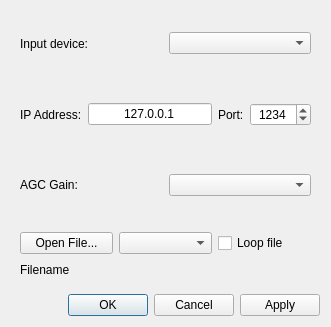
This is gui/setupdialog.ui in KejPi/AbracaDABra as Qt 5 draws it before an edit. The edited form follows.
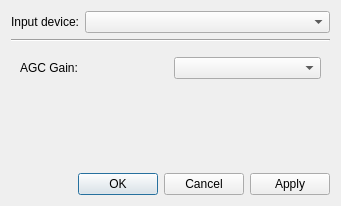
This is the edited form. The open tabs and pages were chosen to show the change.

Commit message: Setup dialog redesign: AGC gain is separated for RTL-SDR and RTL-TCP, some bugs during device switching fixed

```diff
--- a/gui/setupdialog.ui
+++ b/gui/setupdialog.ui
@@ -6,44 +6,75 @@
    <rect>
     <x>0</x>
     <y>0</y>
-    <width>331</width>
-    <height>327</height>
+    <width>341</width>
+    <height>206</height>
    </rect>
   </property>
   <property name="windowTitle">
    <string>Setup</string>
   </property>
-  <layout class="QVBoxLayout" name="verticalLayout">
+  <layout class="QVBoxLayout" name="verticalLayout_4">
    <item>
-    <widget class="QFrame" name="inputDeviceFrame">
-     <property name="frameShape">
-      <enum>QFrame::NoFrame</enum>
-     </property>
-     <property name="frameShadow">
-      <enum>QFrame::Raised</enum>
-     </property>
-     <layout class="QHBoxLayout" name="horizontalLayout">
-      <item>
+    <layout class="QFormLayout" name="formLayout">
+     <item row="0" column="0">
        <widget class="QLabel" name="inputDeviceLabel">
         <property name="text">
          <string>Input device:</string>
         </property>
        </widget>
       </item>
-      <item>
+     <item row="0" column="1">
        <widget class="QComboBox" name="inputCombo"/>
       </item>
      </layout>
+   </item>
+   <item>
+    <widget class="Line" name="line">
+     <property name="orientation">
+      <enum>Qt::Horizontal</enum>
+     </property>
     </widget>
    </item>
    <item>
-    <widget class="QFrame" name="tcpFrame">
-     <property name="frameShape">
-      <enum>QFrame::NoFrame</enum>
+    <widget class="QStackedWidget" name="deviceOptionsWidget">
+     <property name="currentIndex">
+      <number>0</number>
      </property>
-     <property name="frameShadow">
-      <enum>QFrame::Raised</enum>
-     </property>
+     <widget class="QWidget" name="noDevicePage"/>
+     <widget class="QWidget" name="rtlsdrPage">
+      <layout class="QVBoxLayout" name="verticalLayout">
+       <item>
+        <layout class="QHBoxLayout" name="horizontalLayout">
+         <item>
+          <widget class="QLabel" name="rtlsdrAgcGainLabel">
+           <property name="text">
+            <string>AGC Gain:</string>
+           </property>
+          </widget>
+         </item>
+         <item>
+          <widget class="QComboBox" name="rtlsdrGainCombo"/>
+         </item>
+        </layout>
+       </item>
+       <item>
+        <spacer name="verticalSpacer">
+         <property name="orientation">
+          <enum>Qt::Vertical</enum>
+         </property>
+         <property name="sizeHint" stdset="0">
+          <size>
+           <width>20</width>
+           <height>40</height>
+          </size>
+         </property>
+        </spacer>
+       </item>
+      </layout>
+     </widget>
+     <widget class="QWidget" name="rtltcpPage">
+      <layout class="QVBoxLayout" name="verticalLayout_2">
+       <item>
      <layout class="QHBoxLayout" name="horizontalLayout_3">
       <item>
        <widget class="QLabel" name="ipAddrLabel">
@@ -89,43 +120,28 @@
        </widget>
       </item>
      </layout>
-    </widget>
    </item>
    <item>
-    <widget class="QFrame" name="rtlsdrFrame">
-     <property name="frameShape">
-      <enum>QFrame::NoFrame</enum>
-     </property>
-     <property name="frameShadow">
-      <enum>QFrame::Raised</enum>
-     </property>
-     <layout class="QHBoxLayout" name="horizontalLayout_2">
+        <layout class="QHBoxLayout" name="horizontalLayout_4">
       <item>
-       <widget class="QLabel" name="agcGainLabel">
+          <widget class="QLabel" name="rtltcpAgcGainLabel">
         <property name="text">
          <string>AGC Gain:</string>
         </property>
        </widget>
       </item>
       <item>
-       <widget class="QComboBox" name="gainCombo"/>
+          <widget class="QComboBox" name="rtltcpGainCombo"/>
+         </item>
+        </layout>
       </item>
      </layout>
     </widget>
-   </item>
+     <widget class="QWidget" name="rawfilePage">
+      <layout class="QVBoxLayout" name="verticalLayout_3">
    <item>
-    <widget class="QFrame" name="rawFileFrame">
-     <property name="frameShape">
-      <enum>QFrame::NoFrame</enum>
-     </property>
-     <property name="frameShadow">
-      <enum>QFrame::Raised</enum>
-     </property>
-     <layout class="QGridLayout" name="gridLayout">
-      <item row="0" column="1">
-       <widget class="QComboBox" name="fileFormatCombo"/>
-      </item>
-      <item row="0" column="0">
+        <layout class="QHBoxLayout" name="horizontalLayout_5">
+         <item>
        <widget class="QPushButton" name="openFileButton">
         <property name="sizePolicy">
          <sizepolicy hsizetype="Preferred" vsizetype="Fixed">
@@ -138,14 +154,10 @@
         </property>
        </widget>
       </item>
-      <item row="2" column="0" colspan="2">
-       <widget class="QLabel" name="fileNameLabel">
-        <property name="text">
-         <string>Filename</string>
-        </property>
-       </widget>
-      </item>
-      <item row="0" column="2">
+         <item>
+          <widget class="QComboBox" name="fileFormatCombo"/>
+         </item>
+         <item>
        <widget class="QCheckBox" name="loopCheckbox">
         <property name="text">
          <string>Loop file</string>
@@ -153,6 +165,16 @@
        </widget>
       </item>
      </layout>
+       </item>
+       <item>
+        <widget class="QLabel" name="fileNameLabel">
+         <property name="text">
+          <string>Filename</string>
+         </property>
+        </widget>
+       </item>
+      </layout>
+     </widget>
     </widget>
    </item>
    <item>
```
Lines whose indentation alone changed are shown as unchanged. The commit also changes 3 other files.
